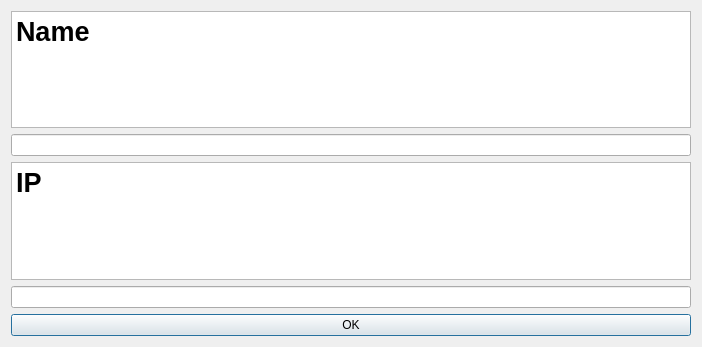
Qt form SNOTRA/PropertiesOfIterfaceSetter.ui (SNOTRAProject/snotra) before a commit.
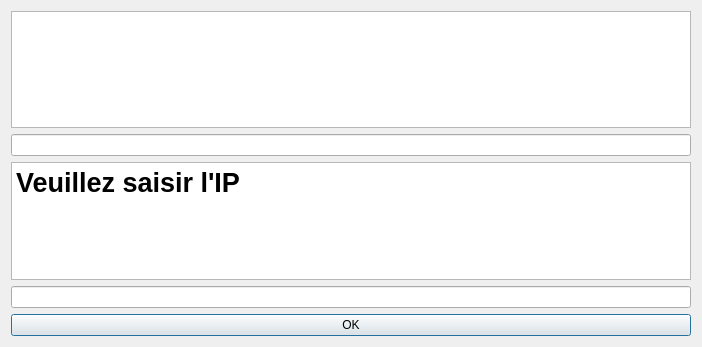
The same form after that commit.

The edit to the form file:
```diff
--- a/SNOTRA/PropertiesOfIterfaceSetter.ui
+++ b/SNOTRA/PropertiesOfIterfaceSetter.ui
@@ -21,7 +21,7 @@
 &lt;html&gt;&lt;head&gt;&lt;meta name=&quot;qrichtext&quot; content=&quot;1&quot; /&gt;&lt;style type=&quot;text/css&quot;&gt;
 p, li { white-space: pre-wrap; }
 &lt;/style&gt;&lt;/head&gt;&lt;body style=&quot; font-family:'Ubuntu'; font-size:11pt; font-weight:400; font-style:normal;&quot;&gt;
-&lt;p style=&quot; margin-top:0px; margin-bottom:0px; margin-left:0px; margin-right:0px; -qt-block-indent:0; text-indent:0px;&quot;&gt;&lt;span style=&quot; font-size:20pt; font-weight:600;&quot;&gt;Name&lt;/span&gt;&lt;/p&gt;&lt;/body&gt;&lt;/html&gt;</string>
+&lt;p style=&quot;-qt-paragraph-type:empty; margin-top:0px; margin-bottom:0px; margin-left:0px; margin-right:0px; -qt-block-indent:0; text-indent:0px;&quot;&gt;&lt;br /&gt;&lt;/p&gt;&lt;/body&gt;&lt;/html&gt;</string>
      </property>
     </widget>
    </item>
@@ -35,7 +35,7 @@
 &lt;html&gt;&lt;head&gt;&lt;meta name=&quot;qrichtext&quot; content=&quot;1&quot; /&gt;&lt;style type=&quot;text/css&quot;&gt;
 p, li { white-space: pre-wrap; }
 &lt;/style&gt;&lt;/head&gt;&lt;body style=&quot; font-family:'Ubuntu'; font-size:11pt; font-weight:400; font-style:normal;&quot;&gt;
-&lt;p style=&quot; margin-top:0px; margin-bottom:0px; margin-left:0px; margin-right:0px; -qt-block-indent:0; text-indent:0px;&quot;&gt;&lt;span style=&quot; font-size:20pt; font-weight:600;&quot;&gt;IP&lt;/span&gt;&lt;/p&gt;&lt;/body&gt;&lt;/html&gt;</string>
+&lt;p style=&quot; margin-top:0px; margin-bottom:0px; margin-left:0px; margin-right:0px; -qt-block-indent:0; text-indent:0px;&quot;&gt;&lt;span style=&quot; font-size:20pt; font-weight:600;&quot;&gt;Veuillez saisir l'IP&lt;/span&gt;&lt;/p&gt;&lt;/body&gt;&lt;/html&gt;</string>
      </property>
     </widget>
    </item>
```
